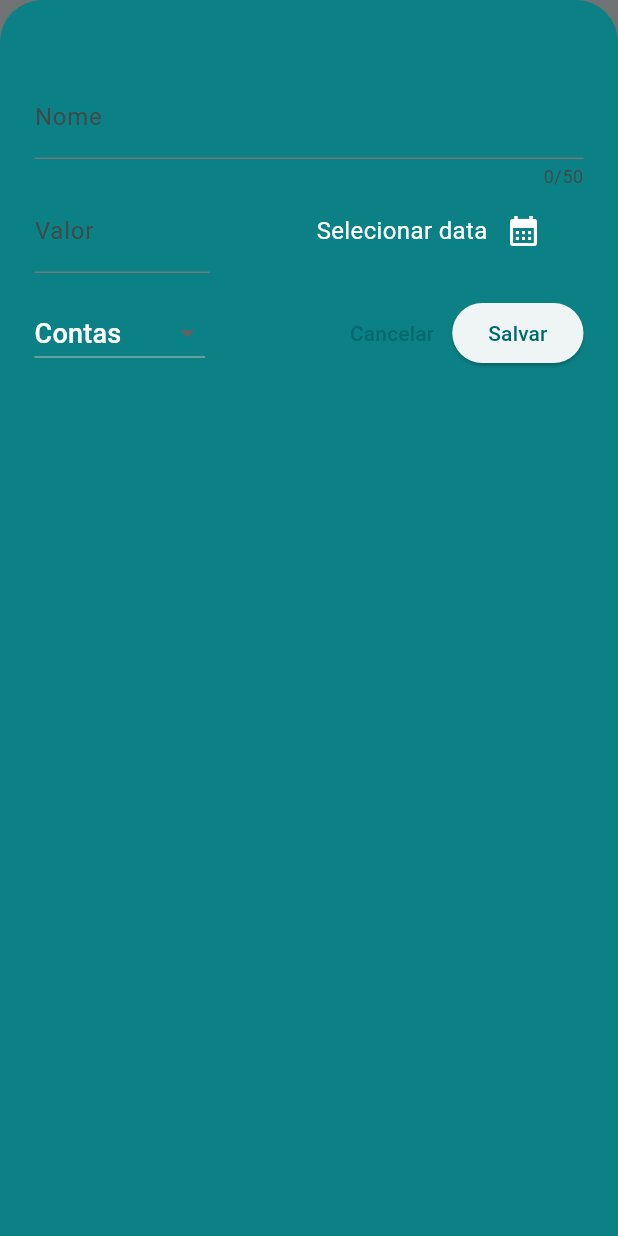
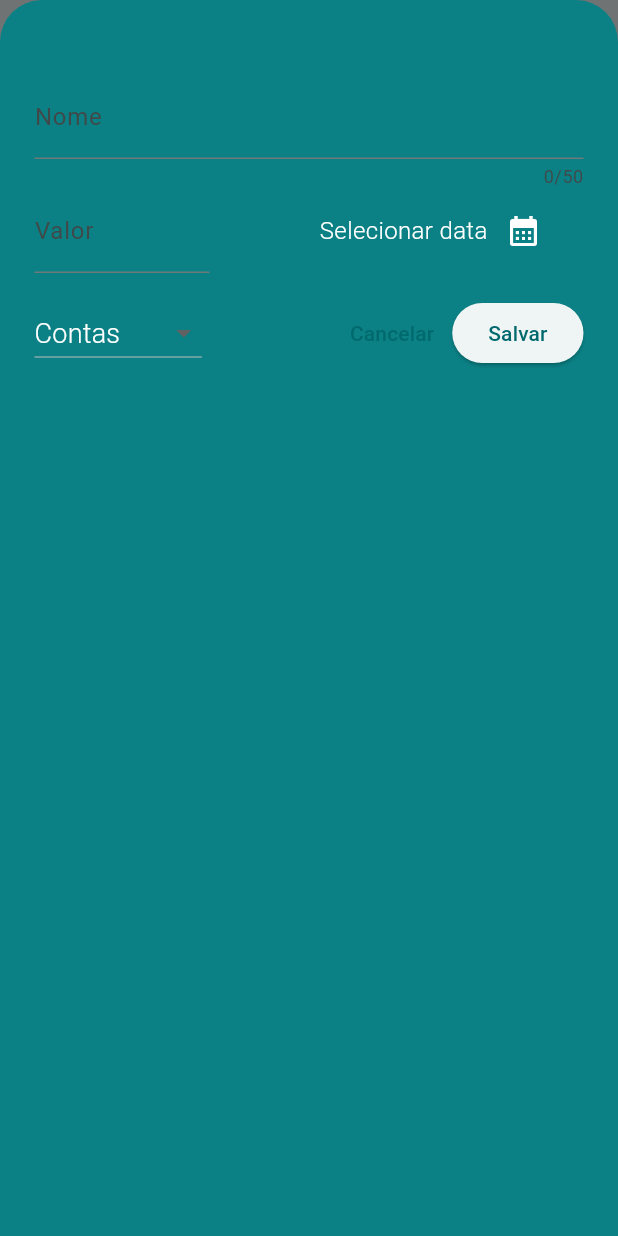
Before and after one commit to MSaJS/shadow_finces, a Flutter app: the screen it shows after launch, after a tap on the "add" icon, on a phone screen of 412 x 824 dp. Run offline on Flutter 3.47's test engine with Material 3 defaults, Android fonts, the phone set to English and light mode, and no system bars.

Commit message:
darkScheme color adjusting

```diff
--- a/lib/main.dart
+++ b/lib/main.dart
@@ -41,21 +41,29 @@ void main() {
             bodyMedium: TextStyle(
               fontSize: 16,
               color: kDarkColorScheme.onPrimaryContainer,
+              fontWeight: FontWeight.w400,
             ),
           ),
       bottomSheetTheme: ThemeData().bottomSheetTheme.copyWith(
             backgroundColor: const Color(0xff1f5f61),
           ),
-      textButtonTheme: TextButtonThemeData(
-        style: TextButton.styleFrom(
-          textStyle: TextStyle(
-            color: kDarkColorScheme.onPrimaryContainer,
-          ),
+      inputDecorationTheme: const InputDecorationTheme().copyWith(
+        labelStyle: TextStyle(
+          color: kDarkColorScheme.onPrimaryContainer.withAlpha(200),
+          fontWeight: FontWeight.w400,
+        ),
+        prefixStyle: TextStyle(
+          color: kDarkColorScheme.onPrimaryContainer.withAlpha(200),
+          fontWeight: FontWeight.w400,
         ),
       ),
-      inputDecorationTheme: const InputDecorationTheme().copyWith(
-        labelStyle: TextStyle(color: kDarkColorScheme.onPrimaryContainer.withAlpha(200)),
-        prefixStyle: TextStyle(color: kDarkColorScheme.onPrimaryContainer.withAlpha(200)),
+      dialogTheme: const DialogTheme().copyWith(
+        backgroundColor: kDarkColorScheme.primaryContainer,
+        titleTextStyle: const TextStyle().copyWith(
+            fontWeight: FontWeight.w500,
+            color: const Color.fromARGB(255, 7, 53, 54),
+            fontSize: 25),
+        contentTextStyle: const TextStyle(fontSize: 17),
       ),
     ),
     theme: ThemeData().copyWith(
--- a/lib/widgets/new_expense.dart
+++ b/lib/widgets/new_expense.dart
@@ -110,6 +110,9 @@ class _NewExpenseState extends State<NewExpense> {
                       _selectedDate == null
                           ? 'Selecionar data'
                           : formatter.format(_selectedDate!),
+                      style: const TextStyle(
+                        fontWeight: FontWeight.w300,
+                      ),
                     ),
                     IconButton(
                       onPressed: _presentDatePicker,
@@ -132,6 +135,9 @@ class _NewExpenseState extends State<NewExpense> {
                         value: category,
                         child: Text(
                           toBeginningOfSentenceCase(category.name),
+                          style: const TextStyle(
+                            fontWeight: FontWeight.w300,
+                          ),
                         ),
                       ),
                     )
```
